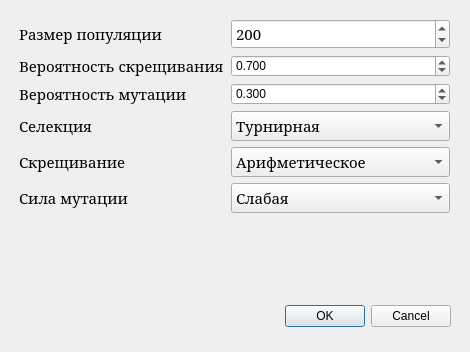
EvilCommunist/Neuro-Simulator, file ui/modifiedgacoefdialog.ui: the form before one commit.
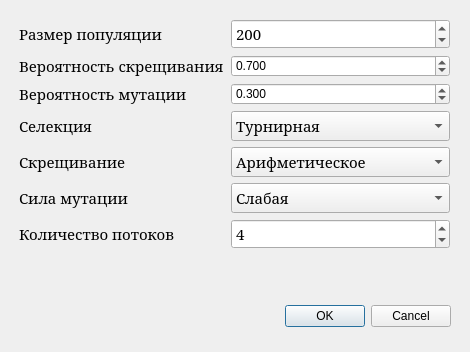
The form after the commit.

```diff
--- a/ui/modifiedgacoefdialog.ui
+++ b/ui/modifiedgacoefdialog.ui
@@ -259,6 +259,41 @@
       </item>
      </widget>
     </item>
+    <item row="6" column="0">
+     <widget class="QLabel" name="label_7">
+      <property name="font">
+       <font>
+        <family>Garamond</family>
+        <pointsize>11</pointsize>
+       </font>
+      </property>
+      <property name="text">
+       <string>Количество потоков</string>
+      </property>
+     </widget>
+    </item>
+    <item row="6" column="1">
+     <widget class="QSpinBox" name="threadAmount">
+      <property name="font">
+       <font>
+        <family>Garamond</family>
+        <pointsize>11</pointsize>
+       </font>
+      </property>
+      <property name="minimum">
+       <number>1</number>
+      </property>
+      <property name="maximum">
+       <number>8</number>
+      </property>
+      <property name="singleStep">
+       <number>1</number>
+      </property>
+      <property name="value">
+       <number>4</number>
+      </property>
+     </widget>
+    </item>
    </layout>
   </widget>
  </widget>
```
